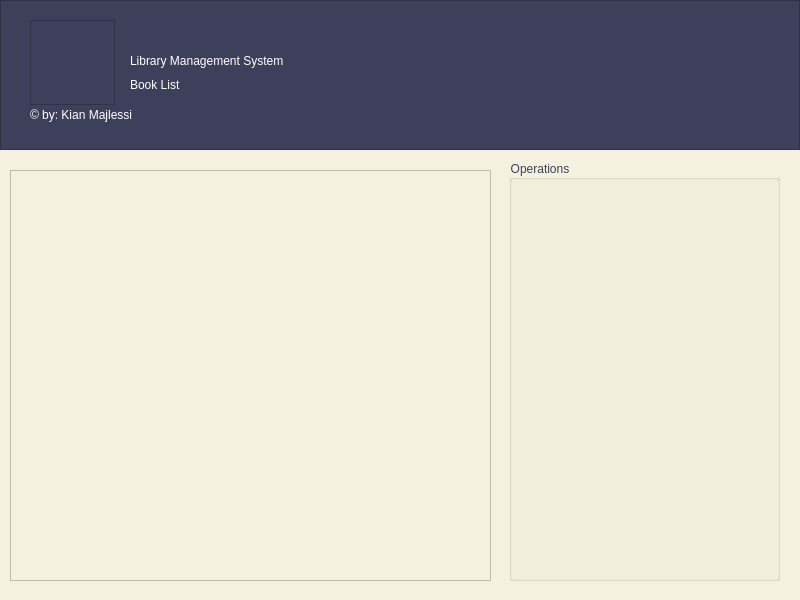
The window that booklist_admin.ui (kianmajl/Library) describes before a commit, drawn with Qt 5.
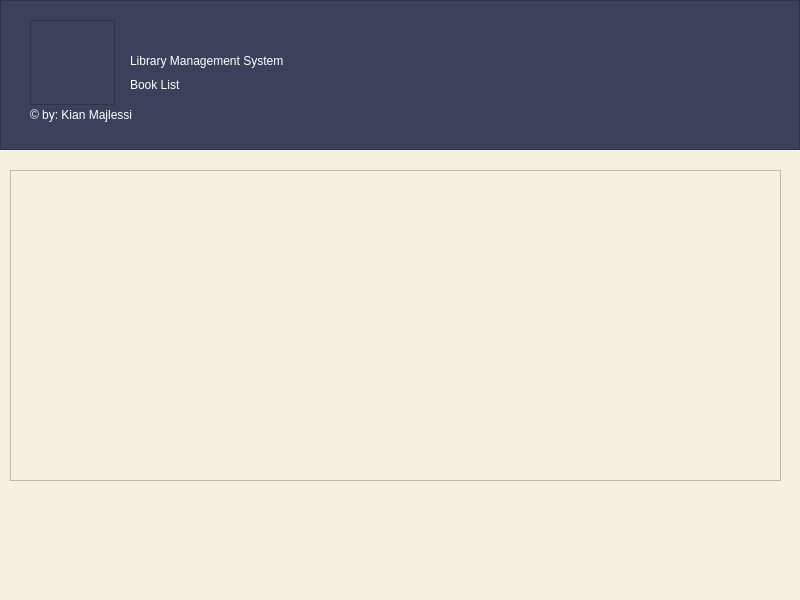
The same window after the commit. Icons and pictures are not drawn.

The edit to the form file:
```diff
--- a/booklist_admin.ui
+++ b/booklist_admin.ui
@@ -119,26 +119,13 @@
     </property>
    </widget>
   </widget>
-  <widget class="QGroupBox" name="groupBox">
-   <property name="geometry">
-    <rect>
-     <x>509</x>
-     <y>160</y>
-     <width>271</width>
-     <height>421</height>
-    </rect>
-   </property>
-   <property name="title">
-    <string>Operations</string>
-   </property>
-  </widget>
   <widget class="QTableWidget" name="tableWidget">
    <property name="geometry">
     <rect>
      <x>10</x>
      <y>170</y>
-     <width>481</width>
-     <height>411</height>
+     <width>771</width>
+     <height>311</height>
     </rect>
    </property>
   </widget>
```
